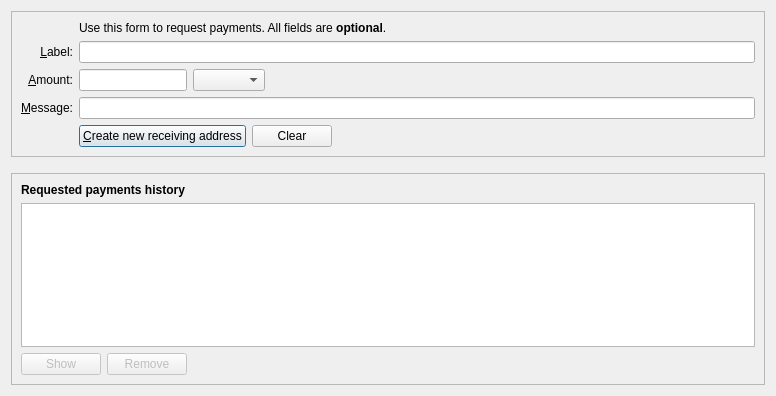
The window that src/qt/forms/receivecoinsdialog.ui (watsoncoders/Pavnetwork) describes before a commit, drawn with Qt 5.
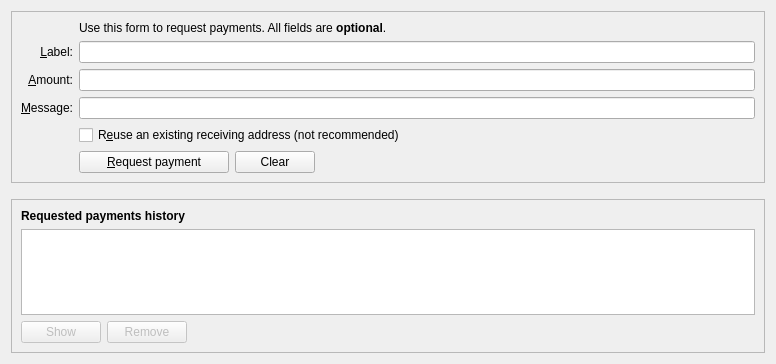
The same window after the commit. Icons and pictures are not drawn. Custom widgets are drawn as their Qt base class.

Diff of the .ui file:
```diff
--- a/src/qt/forms/receivecoinsdialog.ui
+++ b/src/qt/forms/receivecoinsdialog.ui
@@ -1,13 +1,13 @@
 <?xml version="1.0" encoding="UTF-8"?>
 <ui version="4.0">
  <class>ReceiveCoinsDialog</class>
- <widget class="QDialog" name="ReceiveCoinsDialog">
+ <widget class="QWidget" name="ReceiveCoinsDialog">
   <property name="geometry">
    <rect>
     <x>0</x>
     <y>0</y>
     <width>776</width>
-    <height>396</height>
+    <height>364</height>
    </rect>
   </property>
   <layout class="QVBoxLayout" name="verticalLayout" stretch="0,0,1">
@@ -28,26 +28,27 @@
      <layout class="QVBoxLayout" name="verticalLayout_3">
       <item>
        <layout class="QGridLayout" name="gridLayout">
-        <item row="5" column="0">
-         <widget class="QLabel" name="label">
+        <item row="7" column="2">
+         <widget class="QCheckBox" name="reuseAddress">
           <property name="toolTip">
-           <string>An optional amount to request. Leave this empty or zero to not request a specific amount.</string>
+           <string>Reuse one of the previously used receiving addresses. Reusing addresses has security and privacy issues. Do not use this unless re-generating a payment request made before.</string>
           </property>
           <property name="text">
-           <string>&amp;Amount:</string>
+           <string>R&amp;euse an existing receiving address (not recommended)</string>
           </property>
-          <property name="alignment">
-           <set>Qt::AlignRight|Qt::AlignTrailing|Qt::AlignVCenter</set>
-          </property>
-          <property name="buddy">
-           <cstring>reqAmount</cstring>
+         </widget>
+        </item>
+        <item row="7" column="0">
+         <widget class="QLabel" name="label_4">
+          <property name="text">
+           <string/>
           </property>
          </widget>
         </item>
         <item row="6" column="0">
          <widget class="QLabel" name="label_3">
           <property name="toolTip">
-           <string>An optional message to attach to the payment request, which will be displayed when the request is opened. Note: The message will not be sent with the payment over the Blackcoin network.</string>
+           <string>An optional message to attach to the payment request, which will be displayed when the request is opened. Note: The message will not be sent with the payment over the Pavcoin network.</string>
           </property>
           <property name="text">
            <string>&amp;Message:</string>
@@ -63,7 +64,14 @@
         <item row="4" column="2">
          <widget class="QLineEdit" name="reqLabel">
           <property name="toolTip">
-           <string>An optional label to associate with the new receiving address (used by you to identify an invoice).  It is also attached to the payment request.</string>
+           <string>An optional label to associate with the new receiving address.</string>
+          </property>
+         </widget>
+        </item>
+        <item row="6" column="2">
+         <widget class="QLineEdit" name="reqMessage">
+          <property name="toolTip">
+           <string>An optional message to attach to the payment request, which will be displayed when the request is opened. Note: The message will not be sent with the payment over the Pavcoin network.</string>
           </property>
          </widget>
         </item>
@@ -90,14 +98,36 @@
           </property>
          </widget>
         </item>
-        <item row="6" column="2">
-         <widget class="QLineEdit" name="reqMessage">
+        <item row="5" column="0">
+         <widget class="QLabel" name="label">
           <property name="toolTip">
-           <string>An optional message that is attached to the payment request and may be displayed to the sender.</string>
+           <string>An optional amount to request. Leave this empty or zero to not request a specific amount.</string>
           </property>
+          <property name="text">
+           <string>&amp;Amount:</string>
+          </property>
+          <property name="alignment">
+           <set>Qt::AlignRight|Qt::AlignTrailing|Qt::AlignVCenter</set>
+          </property>
+          <property name="buddy">
+           <cstring>reqAmount</cstring>
+          </property>
          </widget>
         </item>
-        <item row="7" column="2">
+        <item row="5" column="2">
+         <widget class="BitcoinAmountField" name="reqAmount">
+          <property name="minimumSize">
+           <size>
+            <width>80</width>
+            <height>0</height>
+           </size>
+          </property>
+          <property name="toolTip">
+           <string>An optional amount to request. Leave this empty or zero to not request a specific amount.</string>
+          </property>
+         </widget>
+        </item>
+        <item row="8" column="2">
          <layout class="QHBoxLayout" name="horizontalLayout">
           <item>
            <widget class="QPushButton" name="receiveButton">
@@ -108,18 +138,12 @@
              </size>
             </property>
             <property name="text">
-             <string>&amp;Create new receiving address</string>
+             <string>&amp;Request payment</string>
             </property>
             <property name="icon">
              <iconset resource="../bitcoin.qrc">
               <normaloff>:/icons/receiving_addresses</normaloff>:/icons/receiving_addresses</iconset>
             </property>
-            <property name="autoDefault">
-             <bool>false</bool>
-            </property>
-            <property name="default">
-             <bool>true</bool>
-            </property>
            </widget>
           </item>
           <item>
@@ -160,74 +184,13 @@
           </item>
          </layout>
         </item>
-        <item row="7" column="0">
+        <item row="8" column="0">
          <widget class="QLabel" name="label_7">
           <property name="text">
            <string/>
           </property>
          </widget>
         </item>
-        <item row="5" column="2">
-         <layout class="QHBoxLayout" name="horizontalLayout_6">
-          <item>
-           <widget class="BitcoinAmountField" name="reqAmount">
-            <property name="sizePolicy">
-             <sizepolicy hsizetype="Fixed" vsizetype="Fixed">
-              <horstretch>0</horstretch>
-              <verstretch>0</verstretch>
-             </sizepolicy>
-            </property>
-            <property name="minimumSize">
-             <size>
-              <width>80</width>
-              <height>0</height>
-             </size>
-            </property>
-            <property name="maximumSize">
-             <size>
-              <width>1000</width>
-              <height>100</height>
-             </size>
-            </property>
-            <property name="toolTip">
-             <string>An optional amount to request. Leave this empty or zero to not request a specific amount.</string>
-            </property>
-           </widget>
-          </item>
-          <item>
-           <widget class="QComboBox" name="addressType">
-            <property name="sizePolicy">
-             <sizepolicy hsizetype="Fixed" vsizetype="Fixed">
-              <horstretch>0</horstretch>
-              <verstretch>0</verstretch>
-             </sizepolicy>
-            </property>
-            <property name="maximumSize">
-             <size>
-              <width>1000</width>
-              <height>16777215</height>
-             </size>
-            </property>
-            <property name="focusPolicy">
-             <enum>Qt::StrongFocus</enum>
-            </property>
-           </widget>
-          </item>
-          <item>
-           <spacer name="horizontalSpacer_3">
-            <property name="orientation">
-             <enum>Qt::Horizontal</enum>
-            </property>
-            <property name="sizeHint" stdset="0">
-             <size>
-              <width>0</width>
-              <height>0</height>
-             </size>
-            </property>
-           </spacer>
-          </item>
-         </layout>
-        </item>
        </layout>
       </item>
      </layout>
@@ -302,7 +265,7 @@
           </property>
           <property name="icon">
            <iconset resource="../bitcoin.qrc">
-            <normaloff>:/icons/eye</normaloff>:/icons/eye</iconset>
+            <normaloff>:/icons/edit</normaloff>:/icons/edit</iconset>
           </property>
           <property name="autoDefault">
            <bool>false</bool>
```
Left out of the diff: 4 changed lines with no effect on the pictures.
